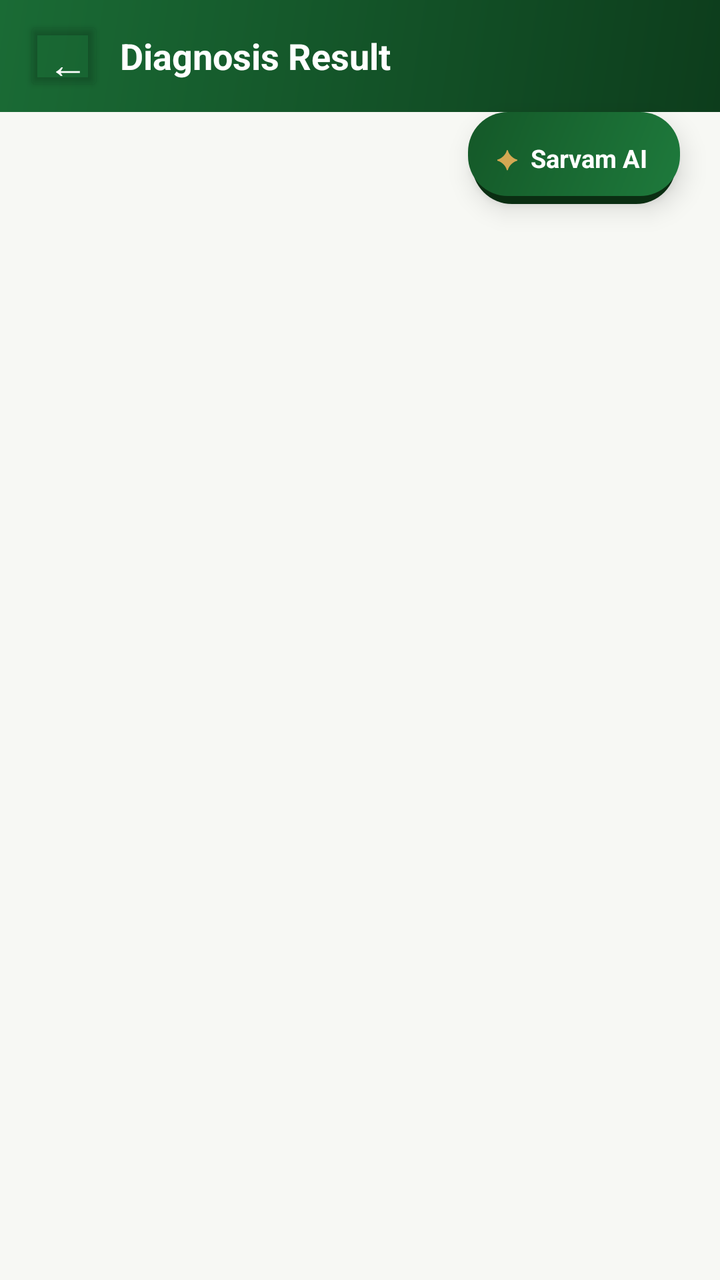
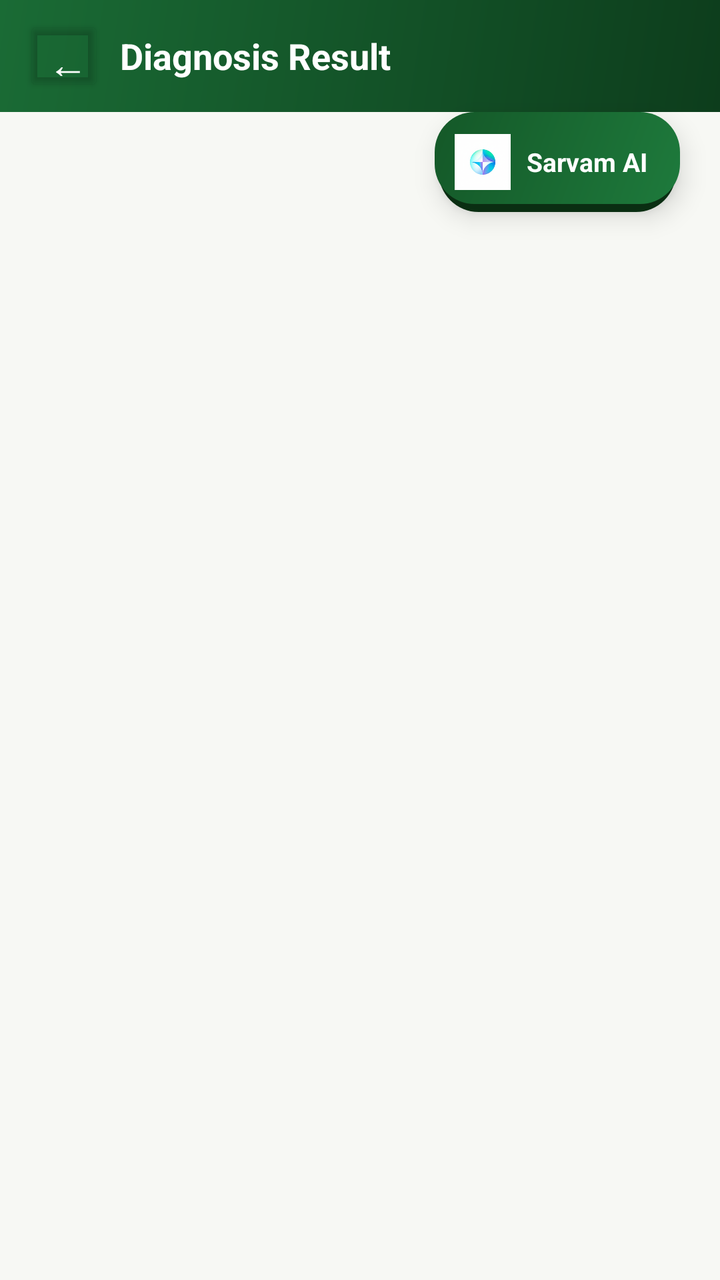

Screens rendered from an Android XML layout before and after an edit, with the pre-edit source and the edit as a unified diff.
<!-- AndroidManifest.xml: application theme Theme.Vrikshaayush -->
<!-- res/layout/activity_result.xml -->
<?xml version="1.0" encoding="utf-8"?>
<LinearLayout
    xmlns:android="http://schemas.android.com/apk/res/android"
    xmlns:app="http://schemas.android.com/apk/res-auto"
    android:layout_width="match_parent"
    android:layout_height="match_parent"
    android:orientation="vertical"
    android:background="@color/background_cream">

    
    <LinearLayout
        android:layout_width="match_parent"
        android:layout_height="56dp"
        android:orientation="horizontal"
        android:gravity="center_vertical"
        android:background="@drawable/bg_header_gradient"
        android:paddingStart="12dp"
        android:paddingEnd="16dp">
        <Button
            android:id="@+id/btnBack"
            android:layout_width="40dp"
            android:layout_height="40dp"
            android:text="←"
            android:textColor="@color/white"
            android:textSize="20sp"
            android:backgroundTint="@android:color/transparent"/>
        <TextView
            android:layout_width="0dp"
            android:layout_height="wrap_content"
            android:layout_weight="1"
            android:text="@string/diagnosis_result"
            android:textColor="@color/white"
            android:textSize="18sp"
            android:textStyle="bold"
            android:layout_marginStart="8dp"/>
    </LinearLayout>

    
    <ProgressBar
        android:id="@+id/progressBar"
        android:layout_width="wrap_content"
        android:layout_height="wrap_content"
        android:layout_gravity="center"
        android:layout_marginTop="80dp"
        android:visibility="gone"/>

    <ScrollView
        android:id="@+id/layoutResult"
        android:layout_width="match_parent"
        android:layout_height="0dp"
        android:layout_weight="1"
        android:visibility="gone"
        android:padding="16dp">

        <LinearLayout
            android:layout_width="match_parent"
            android:layout_height="wrap_content"
            android:orientation="vertical">

            
            <androidx.cardview.widget.CardView
                android:layout_width="match_parent"
                android:layout_height="200dp"
                android:layout_marginBottom="16dp"
                app:cardCornerRadius="12dp"
                app:cardElevation="4dp">
                <ImageView
                    android:id="@+id/ivPlantPhoto"
                    android:layout_width="match_parent"
                    android:layout_height="match_parent"
                    android:scaleType="centerCrop"/>
            </androidx.cardview.widget.CardView>

            
            <androidx.cardview.widget.CardView
                android:layout_width="match_parent"
                android:layout_height="wrap_content"
                android:layout_marginBottom="16dp"
                app:cardCornerRadius="12dp"
                app:cardElevation="4dp"
                app:cardBackgroundColor="@color/white">
                <LinearLayout
                    android:layout_width="match_parent"
                    android:layout_height="wrap_content"
                    android:orientation="vertical"
                    android:padding="16dp">

                    <LinearLayout
                        android:layout_width="match_parent"
                        android:layout_height="wrap_content"
                        android:orientation="horizontal"
                        android:gravity="center_vertical"
                        android:layout_marginBottom="8dp">
                        <LinearLayout
                            android:layout_width="0dp"
                            android:layout_height="wrap_content"
                            android:layout_weight="1"
                            android:orientation="vertical">
                            <TextView
                                android:id="@+id/tvDiseaseName"
                                android:layout_width="wrap_content"
                                android:layout_height="wrap_content"
                                android:text="Disease Name"
                                android:textSize="20sp"
                                android:textStyle="bold"
                                android:textColor="@color/text_primary"/>
                            <TextView
                                android:id="@+id/tvCropType"
                                android:layout_width="wrap_content"
                                android:layout_height="wrap_content"
                                android:text="Crop Type"
                                android:textSize="14sp"
                                android:textColor="@color/text_secondary"/>
                        </LinearLayout>
                        <TextView
                            android:id="@+id/tvSeverity"
                            android:layout_width="wrap_content"
                            android:layout_height="wrap_content"
                            android:text="HIGH"
                            android:textSize="12sp"
                            android:textColor="@color/white"
                            android:paddingStart="12dp"
                            android:paddingEnd="12dp"
                            android:paddingTop="6dp"
                            android:paddingBottom="6dp"/>
                    </LinearLayout>

                    
                    <TextView
                        android:layout_width="wrap_content"
                        android:layout_height="wrap_content"
                        android:text="@string/confidence_score"
                        android:textSize="12sp"
                        android:textColor="@color/text_secondary"
                        android:layout_marginBottom="4dp"/>
                    <LinearLayout
                        android:layout_width="match_parent"
                        android:layout_height="wrap_content"
                        android:orientation="horizontal"
                        android:gravity="center_vertical">
                        <ProgressBar
                            android:id="@+id/progressConfidence"
                            style="?android:attr/progressBarStyleHorizontal"
                            android:layout_width="0dp"
                            android:layout_height="8dp"
                            android:layout_weight="1"
                            android:progressTint="@color/primary_green_medium"
                            android:max="100"/>
                        <TextView
                            android:id="@+id/tvConfidence"
                            android:layout_width="wrap_content"
                            android:layout_height="wrap_content"
                            android:text="0%"
                            android:textSize="14sp"
                            android:textStyle="bold"
                            android:textColor="@color/primary_green"
                            android:layout_marginStart="8dp"/>
                    </LinearLayout>
                </LinearLayout>
            </androidx.cardview.widget.CardView>

            
            <androidx.cardview.widget.CardView
                android:layout_width="match_parent"
                android:layout_height="wrap_content"
                android:layout_marginBottom="16dp"
                app:cardCornerRadius="12dp"
                app:cardElevation="4dp"
                app:cardBackgroundColor="@color/white">
                <LinearLayout
                    android:layout_width="match_parent"
                    android:layout_height="wrap_content"
                    android:orientation="vertical"
                    android:padding="16dp">
                    <TextView
                        android:layout_width="wrap_content"
                        android:layout_height="wrap_content"
                        android:text="@string/treatment_recommendations"
                        android:textSize="15sp"
                        android:textStyle="bold"
                        android:textColor="@color/text_primary"
                        android:layout_marginBottom="12dp"/>
                    <TextView
                        android:id="@+id/tvTreatment1"
                        android:layout_width="match_parent"
                        android:layout_height="wrap_content"
                        android:textSize="14sp"
                        android:textColor="@color/text_primary"
                        android:layout_marginBottom="8dp"/>
                    <TextView
                        android:id="@+id/tvTreatment2"
                        android:layout_width="match_parent"
                        android:layout_height="wrap_content"
                        android:textSize="14sp"
                        android:textColor="@color/text_primary"
                        android:layout_marginBottom="8dp"/>
                    <TextView
                        android:id="@+id/tvTreatment3"
                        android:layout_width="match_parent"
                        android:layout_height="wrap_content"
                        android:textSize="14sp"
                        android:textColor="@color/text_primary"/>
                </LinearLayout>
            </androidx.cardview.widget.CardView>

            
            <Button
                android:id="@+id/btnSeeDetails"
                android:layout_width="match_parent"
                android:layout_height="52dp"
                android:text="@string/see_full_details"
                android:textColor="@color/white"
                android:backgroundTint="@color/primary_green"
                android:layout_marginBottom="12dp"/>

            <Button
                android:id="@+id/btnSaveHistory"
                android:layout_width="match_parent"
                android:layout_height="52dp"
                android:text="@string/save_to_history"
                android:textColor="@color/primary_green"
                android:backgroundTint="@color/white"
                android:layout_marginBottom="20dp"/>
            
            <androidx.cardview.widget.CardView
                android:id="@+id/cardSOS"
                android:layout_width="match_parent"
                android:layout_height="wrap_content"
                android:layout_marginTop="12dp"
                android:layout_marginBottom="4dp"
                android:visibility="gone"
                app:cardCornerRadius="12dp"
                app:cardElevation="4dp"
                app:cardBackgroundColor="@color/severity_high_bg">
                <LinearLayout
                    android:layout_width="match_parent"
                    android:layout_height="wrap_content"
                    android:orientation="vertical"
                    android:padding="14dp">
                    <TextView
                        android:layout_width="wrap_content"
                        android:layout_height="wrap_content"
                        android:text="@string/severe_disease_detected"
                        android:textSize="14sp"
                        android:textStyle="bold"
                        android:textColor="@color/severity_high"
                        android:layout_marginBottom="4dp"/>
                    <TextView
                        android:layout_width="wrap_content"
                        android:layout_height="wrap_content"
                        android:text="Contact your nearest Krishi Vigyan Kendra for expert help."
                        android:textSize="12sp"
                        android:textColor="@color/text_primary"
                        android:layout_marginBottom="10dp"/>
                    <LinearLayout
                        android:id="@+id/btnCallKVK"
                        android:layout_width="match_parent"
                        android:layout_height="48dp"
                        android:orientation="horizontal"
                        android:gravity="center"
                        android:background="@color/severity_high">
                        <TextView
                            android:layout_width="wrap_content"
                            android:layout_height="wrap_content"
                            android:text="@string/call_kvk"
                            android:textSize="13sp"
                            android:textStyle="bold"
                            android:textColor="@color/white"/>
                    </LinearLayout>
                    <TextView
                        android:layout_width="wrap_content"
                        android:layout_height="wrap_content"
                        android:text="@string/kvk_hours"
                        android:textSize="11sp"
                        android:textColor="@color/text_secondary"
                        android:layout_marginTop="6dp"/>
                </LinearLayout>
            </androidx.cardview.widget.CardView>

            
            <LinearLayout
                android:id="@+id/btnRescan"
                android:layout_width="match_parent"
                android:layout_height="52dp"
                android:orientation="horizontal"
                android:gravity="center"
                android:layout_marginTop="12dp"
                android:layout_marginBottom="8dp"
                android:background="@color/primary_green_light">
                <TextView
                    android:layout_width="wrap_content"
                    android:layout_height="wrap_content"
                    android:text="@string/scan_another_plant"
                    android:textSize="14sp"
                    android:textStyle="bold"
                    android:textColor="@color/primary_green"/>
            </LinearLayout>

            
            <View android:id="@+id/btnAskAi"
                android:layout_width="0dp"
                android:layout_height="0dp"
                android:visibility="gone"/>



        </LinearLayout>
    </ScrollView>



    
    <LinearLayout
        android:id="@+id/fabAiExpert"
        android:layout_width="wrap_content"
        android:layout_height="46dp"
        android:layout_gravity="bottom|end"
        android:layout_marginEnd="20dp"
        android:layout_marginBottom="20dp"
        android:orientation="horizontal"
        android:gravity="center_vertical"
        android:paddingStart="14dp"
        android:paddingEnd="16dp"
        android:background="@drawable/bg_scan_button"
        android:elevation="8dp"
        android:clickable="true"
        android:focusable="true"
        android:foreground="?android:attr/selectableItemBackground">
        <TextView
            android:layout_width="wrap_content"
            android:layout_height="wrap_content"
            android:text="✦"
            android:textSize="13sp"
            android:textColor="#D4A853"
            android:layout_marginEnd="6dp"/>
        <TextView
            android:layout_width="wrap_content"
            android:layout_height="wrap_content"
            android:text="@string/ai_chat_short"
            android:textSize="12.5sp"
            android:textStyle="bold"
            android:textColor="#FFFFFF"/>
    </LinearLayout>
</LinearLayout>
<!-- resources referenced by this layout -->
<resources>
  <color name="background_cream">#F7F8F4</color>
  <color name="primary_green">#1A6B35</color>
  <color name="primary_green_light">#E8F5EC</color>
  <color name="primary_green_medium">#28A857</color>
  <color name="severity_high">#DC2626</color>
  <color name="severity_high_bg">#FEF2F2</color>
  <color name="text_primary">#0F2419</color>
  <color name="text_secondary">#5A7265</color>
  <color name="white">#FFFFFF</color>
  <!-- drawable bg_header_gradient (drawable) -->
  <?xml version="1.0" encoding="utf-8"?>
  <shape xmlns:android="http://schemas.android.com/apk/res/android">
      <gradient
          android:startColor="#0D3D1C"
          android:endColor="#1A6B35"
          android:angle="135"
          android:type="linear"/>
  </shape>
  <!-- drawable bg_scan_button (drawable) -->
  <?xml version="1.0" encoding="utf-8"?>
  <layer-list xmlns:android="http://schemas.android.com/apk/res/android">
      
      <item android:top="4dp" android:left="2dp" android:right="2dp" android:bottom="0dp">
          <shape android:shape="rectangle">
              <solid android:color="#0A2E12"/>
              <corners android:radius="20dp"/>
          </shape>
      </item>
      
      <item android:bottom="4dp">
          <shape android:shape="rectangle">
              <gradient android:startColor="#1E7A3C" android:endColor="#145828"
                  android:angle="135" android:type="linear"/>
              <corners android:radius="20dp"/>
          </shape>
      </item>
  </layer-list>
  <string name="ai_chat_short">Sarvam AI</string>
  <string name="call_kvk">📞  Call KVK Helpline: 1800-180-1551</string>
  <string name="confidence_score">Confidence Score</string>
  <string name="diagnosis_result">Diagnosis Result</string>
  <string name="kvk_hours">Free government helpline — available Mon–Sat 9AM to 5PM</string>
  <string name="save_to_history">Save to History</string>
  <string name="scan_another_plant">📷  Scan Another Plant</string>
  <string name="see_full_details">See Full Details</string>
  <string name="severe_disease_detected">🆘 Severe Disease Detected</string>
  <string name="treatment_recommendations">Treatment Recommendations</string>
  <style name="Theme.Vrikshaayush" parent="Theme.MaterialComponents.Light.NoActionBar">
          <item name="colorPrimary">@color/primary_green</item>
          <item name="colorPrimaryVariant">@color/primary_green_dark</item>
          <item name="colorOnPrimary">@color/white</item>
          <item name="colorSecondary">@color/accent_amber</item>
          <item name="colorOnSecondary">@color/white</item>
          <item name="android:colorBackground">@color/background_cream</item>
          <item name="android:windowBackground">@color/background_cream</item>
          <item name="android:statusBarColor">@color/primary_green</item>
      </style>
  <color name="primary_green_dark">#0F4A22</color>
  <color name="accent_amber">#F59E0B</color>
</resources>

<!-- the commit's change to res/layout/activity_result.xml (unified diff, before → after) -->
@@ -313,31 +313,31 @@
     <LinearLayout
         android:id="@+id/fabAiExpert"
         android:layout_width="wrap_content"
-        android:layout_height="46dp"
+        android:layout_height="50dp"
         android:layout_gravity="bottom|end"
         android:layout_marginEnd="20dp"
         android:layout_marginBottom="20dp"
         android:orientation="horizontal"
         android:gravity="center_vertical"
-        android:paddingStart="14dp"
+        android:paddingStart="10dp"
         android:paddingEnd="16dp"
         android:background="@drawable/bg_scan_button"
         android:elevation="8dp"
         android:clickable="true"
         android:focusable="true"
         android:foreground="?android:attr/selectableItemBackground">
-        <TextView
-            android:layout_width="wrap_content"
-            android:layout_height="wrap_content"
-            android:text="✦"
-            android:textSize="13sp"
-            android:textColor="#D4A853"
-            android:layout_marginEnd="6dp"/>
+        <ImageView
+            android:layout_width="28dp"
+            android:layout_height="28dp"
+            android:layout_marginEnd="8dp"
+            android:src="@drawable/ic_sarvam_logo"
+            android:scaleType="fitCenter"
+            android:contentDescription="Sarvam AI"/>
         <TextView
             android:layout_width="wrap_content"
             android:layout_height="wrap_content"
             android:text="@string/ai_chat_short"
-            android:textSize="12.5sp"
+            android:textSize="13sp"
             android:textStyle="bold"
             android:textColor="#FFFFFF"/>
     </LinearLayout>
<!-- resource entries referenced after the edit -->
@@ -37,6 +37,7 @@
           </shape>
       </item>
   </layer-list>
+  <!-- drawable ic_sarvam_logo: png bitmap (drawable, 21570 bytes) -->
   <string name="ai_chat_short">Sarvam AI</string>
   <string name="call_kvk">📞  Call KVK Helpline: 1800-180-1551</string>
   <string name="confidence_score">Confidence Score</string>
